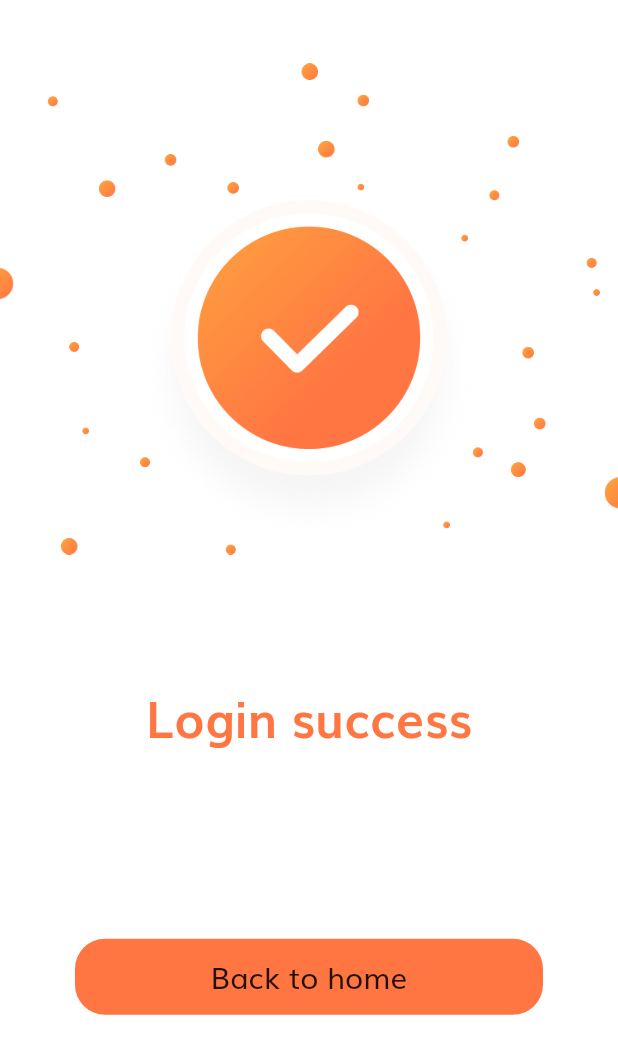
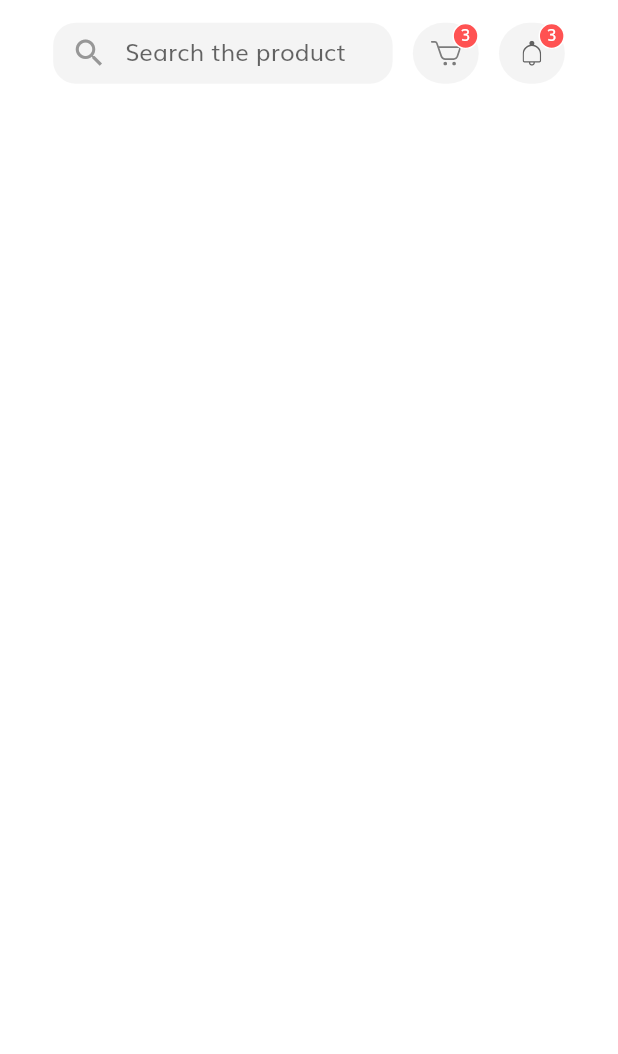
Before and after one commit to truong02bp/e-commerce, a Flutter app: the LoginSuccess screen opened by its route, after a tap on "Back to home", on a phone screen of 412 x 824 dp. Shown: the top 1054 px of the screen. Run offline on Flutter 3.47's test engine with Material 2 defaults, Android fonts, the phone set to English and light mode, and no system bars; our stand-ins replace equatable, flutter_bloc, flutter_svg.

Commit message:
add home screen

```diff
--- /dev/null
+++ b/front_end/lib/components/icon_btn_counter.dart
@@ -0,0 +1,52 @@
+import 'package:flutter/material.dart';
+import 'package:flutter_svg/svg.dart';
+
+import '../constants.dart';
+import '../size_config.dart';
+
+class IconBtnWithCounter extends StatelessWidget{
+
+  final String icon;
+  final Function onPress;
+  final int counter;
+
+
+  IconBtnWithCounter({this.icon, this.onPress, this.counter});
+
+  @override
+  Widget build(BuildContext context) {
+    return Stack(children: [
+      Container(
+        padding: EdgeInsets.all(12),
+        height: getProportionateHeight(40),
+        width: getProportionateWidth(40),
+        decoration: BoxDecoration(
+          color: kSecondaryColor.withOpacity(0.1),
+          borderRadius: BorderRadius.circular(26),
+        ),
+        child: SvgPicture.asset(icon),
+      ),
+      Positioned(
+        right: 0,
+        child: GestureDetector(
+          onTap: onPress,
+          child: Container(
+            height: getProportionateWidth(16),
+            width: getProportionateWidth(16),
+            decoration: BoxDecoration(
+                color: Colors.redAccent,
+                shape: BoxShape.circle,
+                border: Border.all(color: Colors.white)
+            ),
+            child: Center(child: Text('$counter', style: TextStyle(
+                color: Colors.white,
+                fontSize: getProportionateWidth(10),
+                height: 1
+            ),)),
+          ),
+        ),
+      )
+    ]);
+  }
+
+}
--- a/front_end/lib/constants.dart
+++ b/front_end/lib/constants.dart
@@ -28,7 +28,7 @@ final otpDecoration = InputDecoration(
     )
 );
 
-const String baseUrl = "http://192.168.1.7:8080/api";
+const String baseUrl = "http://192.168.0.12:8080/api";
 
 Widget buildLoading({bool isLoading}) {
   if (isLoading)
--- a/front_end/lib/routes.dart
+++ b/front_end/lib/routes.dart
@@ -1,6 +1,7 @@
 
 import 'package:ecommerce/screens/complete_profile/complete_profile.dart';
 import 'package:ecommerce/screens/forgot_password/forgot_password.dart';
+import 'package:ecommerce/screens/home/home_screen.dart';
 import 'package:ecommerce/screens/login_success/login_success.dart';
 import 'package:ecommerce/screens/otp/otp.dart';
 import 'package:ecommerce/screens/sign_in/sign_in.dart';
@@ -16,4 +17,5 @@ final Map<String,WidgetBuilder> routes = {
   LoginSuccess.routeName : (context) => LoginSuccess(),
   CompleteProfile.routeName : (context) => CompleteProfile(),
   Otp.routeName : (context) => Otp(),
+  HomeScreen.routeName : (context) => HomeScreen()
 };
--- /dev/null
+++ b/front_end/lib/screens/home/components/body.dart
@@ -0,0 +1,53 @@
+import 'package:ecommerce/components/icon_btn_counter.dart';
+import 'package:ecommerce/constants.dart';
+import 'package:ecommerce/size_config.dart';
+import 'package:flutter/material.dart';
+import 'package:flutter_svg/flutter_svg.dart';
+
+class Body extends StatelessWidget {
+  @override
+  Widget build(BuildContext context) {
+    return SafeArea(
+        child: SingleChildScrollView(
+      child: Column(
+        children: [
+          SizedBox(
+            height: getProportionateHeight(15),
+          ),
+          Padding(
+            padding:
+                EdgeInsets.symmetric(horizontal: getProportionateWidth(20)),
+            child: Row(
+              mainAxisAlignment: MainAxisAlignment.spaceEvenly,
+              children: [
+                Container(
+                  height: getProportionateHeight(40),
+                  width: getProportionateWidth(SizeConfig.screenWidth * 0.5),
+                  decoration: BoxDecoration(
+                      borderRadius: BorderRadius.circular(15),
+                      color: kSecondaryColor.withOpacity(0.1)),
+                  child: TextField(
+                    onChanged: (value) {},
+                    decoration: InputDecoration(
+                        focusedBorder: InputBorder.none,
+                        enabledBorder: InputBorder.none,
+                        hintText: 'Search the product',
+                        prefixIcon: Icon(
+                          Icons.search,
+                          color: kSecondaryColor,
+                        ),
+                        contentPadding: EdgeInsets.symmetric(
+                            horizontal: getProportionateWidth(12),
+                            vertical: getProportionateWidth(10))),
+                  ),
+                ),
+                IconBtnWithCounter(icon: "assets/icons/Cart Icon.svg", counter: 3, onPress: (){},),
+                IconBtnWithCounter(icon: "assets/icons/Bell.svg", counter: 3, onPress: (){},)
+              ],
+            ),
+          )
+        ],
+      ),
+    ));
+  }
+}
--- /dev/null
+++ b/front_end/lib/screens/home/home_screen.dart
@@ -0,0 +1,13 @@
+import 'package:ecommerce/screens/home/components/body.dart';
+import 'package:flutter/material.dart';
+class HomeScreen extends StatelessWidget {
+
+  static final String routeName = "/home";
+
+  @override
+  Widget build(BuildContext context) {
+    return Scaffold(
+      body: Body(),
+    );
+  }
+}
--- a/front_end/lib/screens/login_success/components/body.dart
+++ b/front_end/lib/screens/login_success/components/body.dart
@@ -1,5 +1,6 @@
 import 'package:ecommerce/components/default_button.dart';
 import 'package:ecommerce/constants.dart';
+import 'package:ecommerce/screens/home/home_screen.dart';
 import 'package:ecommerce/size_config.dart';
 import 'package:flutter/material.dart';
 
@@ -30,7 +31,9 @@ class LoginSuccessBody extends StatelessWidget {
         ),
         Container(
           padding: const EdgeInsets.only(left: 50, right: 50),
-          child: DefaultButton(text: 'Back to home', press: () {}),
+          child: DefaultButton(text: 'Back to home', press: () {
+            Navigator.pushNamed(context, HomeScreen.routeName);
+          }),
         )
       ],
     );
--- a/front_end/lib/screens/otp/components/otp_form.dart
+++ b/front_end/lib/screens/otp/components/otp_form.dart
@@ -3,6 +3,7 @@ import 'package:ecommerce/components/default_button.dart';
 import 'package:ecommerce/constants.dart';
 import 'package:ecommerce/events/sign_up_event.dart';
 import 'package:ecommerce/screens/login_success/login_success.dart';
+import 'package:ecommerce/screens/sign_in/sign_in.dart';
 import 'package:ecommerce/size_config.dart';
 import 'package:ecommerce/state/sign_up_state.dart';
 import 'package:flutter/material.dart';
@@ -31,7 +32,7 @@ class _OtpFormState extends State<OtpForm> {
       cubit: _signUpBloc,
       listener: (context,state){
         if (state is SignUpOtpSuccess){
-          Navigator.pushNamed(context, LoginSuccess.routeName);
+          Navigator.pushNamed(context, SignIn.routeName);
         }
       },
       child: SizedBox(
```
Also changed, not shown: 5 other files.
